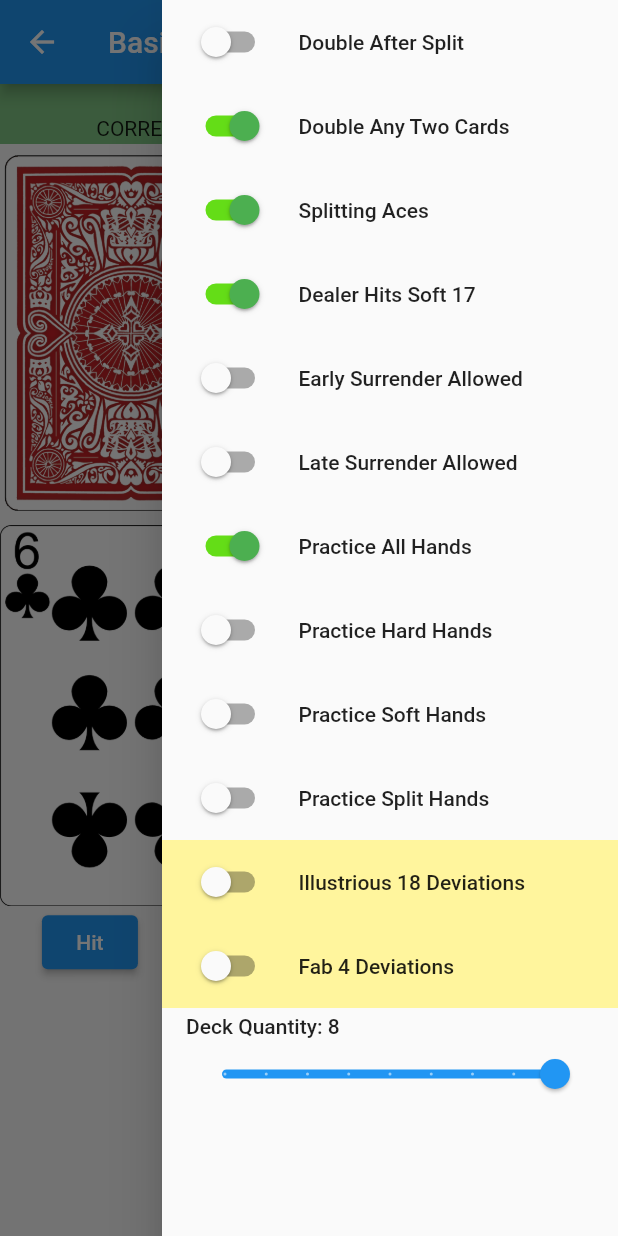
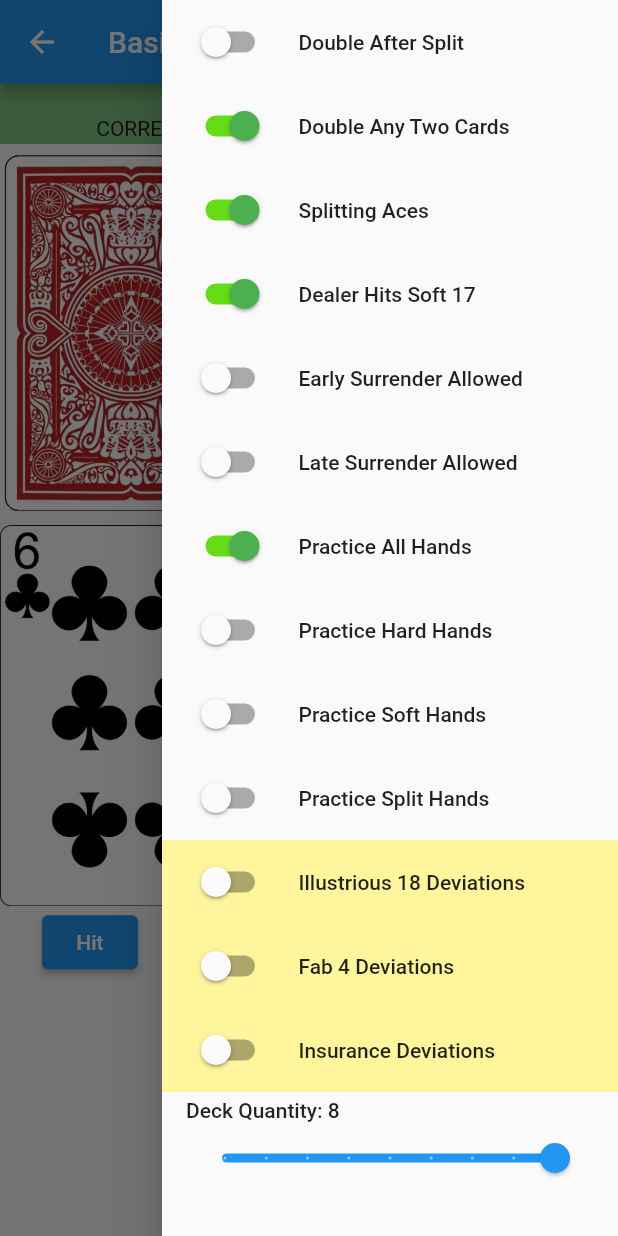
Before and after one commit to Eric-Lingren/count_champ, a Flutter app: the screen it shows after launch, with the side drawer open, on a phone screen of 412 x 824 dp. Run offline on Flutter 3.47's test engine with Material 2 defaults, Android fonts, the phone set to English and light mode, and no system bars; our stand-ins replace bloc, equatable, flutter_bloc.

Commit message:
adding all deviation rules

```diff
--- /dev/null
+++ b/lib/data/models/basic_strategey_charts/bs_deviations/insurance_plays.dart
@@ -0,0 +1,32 @@
+class InsurancePlays {
+  final int _trueCount;
+  final int _dealerFaceTotal;
+  final double _deckQuantity;
+  final bool _practiceInsurance;
+
+  InsurancePlays(
+      this._trueCount,
+      this._dealerFaceTotal,
+      this._deckQuantity,
+      this._practiceInsurance);
+
+  fetch() {
+    int decks = _deckQuantity.round();
+
+    if (_dealerFaceTotal == 11) {
+      if (_practiceInsurance) {
+        if (decks < 2) {
+          if (_trueCount > 1) return 'insurance';
+        }
+        if (decks >= 2 && decks < 4) {
+          if (_trueCount > 2) return 'insurance';
+        }
+        if (decks >= 4) {
+          if (_trueCount > 3) return 'insurance';
+        }
+      }
+    }
+
+    return 'none';
+  }
+}
--- a/lib/logic/cubits/game_settings_cubit/game_settings_state.dart
+++ b/lib/logic/cubits/game_settings_cubit/game_settings_state.dart
@@ -18,6 +18,7 @@ class GameSettingsState extends Equatable {
   bool practiceBsSplitHands;
   bool practiceIllustrious18;
   bool practiceFab4;
+  bool practiceInsurance;
 
   GameSettingsState({
     required this.canDas,
@@ -37,6 +38,7 @@ class GameSettingsState extends Equatable {
     required this.practiceBsSplitHands,
     required this.practiceIllustrious18,
     required this.practiceFab4,
+    required this.practiceInsurance,
   });
 
   @override
@@ -58,6 +60,7 @@ class GameSettingsState extends Equatable {
     practiceBsSplitHands,
     practiceIllustrious18,
     practiceFab4,
+    practiceInsurance,
   ];
 }
 
--- a/lib/pages/basic_strategey_trainer.dart
+++ b/lib/pages/basic_strategey_trainer.dart
@@ -148,7 +148,7 @@ class _BasicStrategeyTrainerState extends State<BasicStrategeyTrainer> {
             Row(mainAxisAlignment: MainAxisAlignment.spaceEvenly, children: [
               BlocBuilder<GameSettingsCubit, GameSettingsState>(
                   builder: (context, state) {
-                if (state.practiceIllustrious18 == true) {
+                if (state.practiceInsurance == true) {
                   return ElevatedButton(
                       onPressed: () {
                         context
@@ -162,7 +162,7 @@ class _BasicStrategeyTrainerState extends State<BasicStrategeyTrainer> {
               }),
                   BlocBuilder<GameSettingsCubit, GameSettingsState>(
                     builder: (context, state) {
-                    if (state.practiceFab4 == true || state.practiceIllustrious18 == true) {
+                    if (state.practiceFab4 == true || state.practiceIllustrious18 == true || state.practiceInsurance == true) {
                       return Column(
                         children: [
                           const Text('True Count:'),
--- a/lib/widgets/game_settings_sidebar.dart
+++ b/lib/widgets/game_settings_sidebar.dart
@@ -13,7 +13,8 @@ class _GameSettingsSidebarState extends State<GameSettingsSidebar> {
   @override
   Widget build(BuildContext context) {
     return (Scaffold(
-        body: SingleChildScrollView(child: Column(
+        body: SingleChildScrollView(
+            child: Column(
       children: <Widget>[
         ListTile(
             title: const Text("Double After Split"),
@@ -28,7 +29,8 @@ class _GameSettingsSidebarState extends State<GameSettingsSidebar> {
                 activeColor: Colors.green,
               );
             })),
-        ListTile( // TODO Off is Reno rules
+        ListTile(
+            // TODO Off is Reno rules
             title: const Text("Double Any Two Cards"),
             leading: BlocBuilder<GameSettingsCubit, GameSettingsState>(
                 builder: (context, state) {
@@ -158,7 +160,8 @@ class _GameSettingsSidebarState extends State<GameSettingsSidebar> {
         //         },
         //       ));
         // }),
-        ListTile( // TODO BS Settings Only
+        ListTile(
+            // TODO BS Settings Only
             title: const Text("Practice All Hands"),
             leading: BlocBuilder<GameSettingsCubit, GameSettingsState>(
                 builder: (context, state) {
@@ -173,7 +176,8 @@ class _GameSettingsSidebarState extends State<GameSettingsSidebar> {
                 activeColor: Colors.green,
               );
             })),
-        ListTile( // TODO BS Settings Only
+        ListTile(
+            // TODO BS Settings Only
             title: const Text("Practice Hard Hands"),
             leading: BlocBuilder<GameSettingsCubit, GameSettingsState>(
                 builder: (context, state) {
@@ -188,7 +192,8 @@ class _GameSettingsSidebarState extends State<GameSettingsSidebar> {
                 activeColor: Colors.green,
               );
             })),
-        ListTile( // TODO BS Settings Only
+        ListTile(
+            // TODO BS Settings Only
             title: const Text("Practice Soft Hands"),
             leading: BlocBuilder<GameSettingsCubit, GameSettingsState>(
                 builder: (context, state) {
@@ -203,7 +208,8 @@ class _GameSettingsSidebarState extends State<GameSettingsSidebar> {
                 activeColor: Colors.green,
               );
             })),
-        ListTile( // TODO BS Settings Only
+        ListTile(
+            // TODO BS Settings Only
             title: const Text("Practice Split Hands"),
             leading: BlocBuilder<GameSettingsCubit, GameSettingsState>(
                 builder: (context, state) {
@@ -218,7 +224,8 @@ class _GameSettingsSidebarState extends State<GameSettingsSidebar> {
                 activeColor: Colors.green,
               );
             })),
-        ListTile( // TODO BS and Game Settings Only
+        ListTile(
+            // TODO BS and Game Settings Only
             title: const Text("Illustrious 18 Deviations"),
             tileColor: Colors.yellow[200],
             leading: BlocBuilder<GameSettingsCubit, GameSettingsState>(
@@ -226,15 +233,14 @@ class _GameSettingsSidebarState extends State<GameSettingsSidebar> {
               return Switch(
                 value: state.practiceIllustrious18,
                 onChanged: (value) {
-                  context
-                      .read<GameSettingsCubit>()
-                      .toggleIllustrious18(value);
+                  context.read<GameSettingsCubit>().toggleIllustrious18(value);
                 },
                 activeTrackColor: Colors.lightGreenAccent[700],
                 activeColor: Colors.green,
               );
             })),
-        ListTile( // TODO BS and Game Settings Only
+        ListTile(
+            // TODO BS and Game Settings Only
             title: const Text("Fab 4 Deviations"),
             tileColor: Colors.yellow[200],
             leading: BlocBuilder<GameSettingsCubit, GameSettingsState>(
@@ -242,15 +248,28 @@ class _GameSettingsSidebarState extends State<GameSettingsSidebar> {
               return Switch(
                 value: state.practiceFab4,
                 onChanged: (value) {
-                  context
-                      .read<GameSettingsCubit>()
-                      .toggleFab4(value);
+                  context.read<GameSettingsCubit>().toggleFab4(value);
                 },
                 activeTrackColor: Colors.lightGreenAccent[700],
                 activeColor: Colors.green,
               );
             })),
-                    BlocBuilder<GameSettingsCubit, GameSettingsState>(
+        ListTile(
+            // TODO BS and Game Settings Only
+            title: const Text("Insurance Deviations"),
+            tileColor: Colors.yellow[200],
+            leading: BlocBuilder<GameSettingsCubit, GameSettingsState>(
+                builder: (context, state) {
+              return Switch(
+                value: state.practiceInsurance,
+                onChanged: (value) {
+                  context.read<GameSettingsCubit>().toggleInsurance(value);
+                },
+                activeTrackColor: Colors.lightGreenAccent[700],
+                activeColor: Colors.green,
+              );
+            })),
+        BlocBuilder<GameSettingsCubit, GameSettingsState>(
             builder: (context, state) {
           return ListTile(
               title: Text('Deck Quantity: ${state.deckQuantity.round()}'),
```
Also changed, not shown: lib/data/models/basic_strategey_charts/bs_deviations/deviation_plays.dart (+137 -181 lines), lib/logic/cubits/cubit/correct_plays_cubit.dart (+26 -3 lines), lib/logic/cubits/game_settings_cubit/game_settings_cubit.dart (+39 -0 lines).
